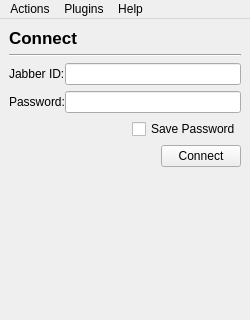
xmpp-graveyard/jabbim, file widgets/mainWindow.ui: the form before one commit; both pictures show x 0 to 250 and y 0 to 320 of the 250 by 559 pixel window.
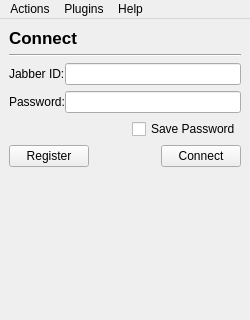
The form after the commit. The open tabs and pages were chosen to show the change. Icons and pictures are not drawn.

Diff of the .ui file:
```diff
--- a/widgets/mainWindow.ui
+++ b/widgets/mainWindow.ui
@@ -168,6 +168,13 @@
           <property name="spacing" >
            <number>6</number>
           </property>
+          <item>
+           <widget class="QPushButton" name="registerButton" >
+            <property name="text" >
+             <string>Register</string>
+            </property>
+           </widget>
+          </item>
           <item>
            <spacer>
             <property name="orientation" >
```
Left out of the diff: 36 changed lines with no effect on the pictures.
